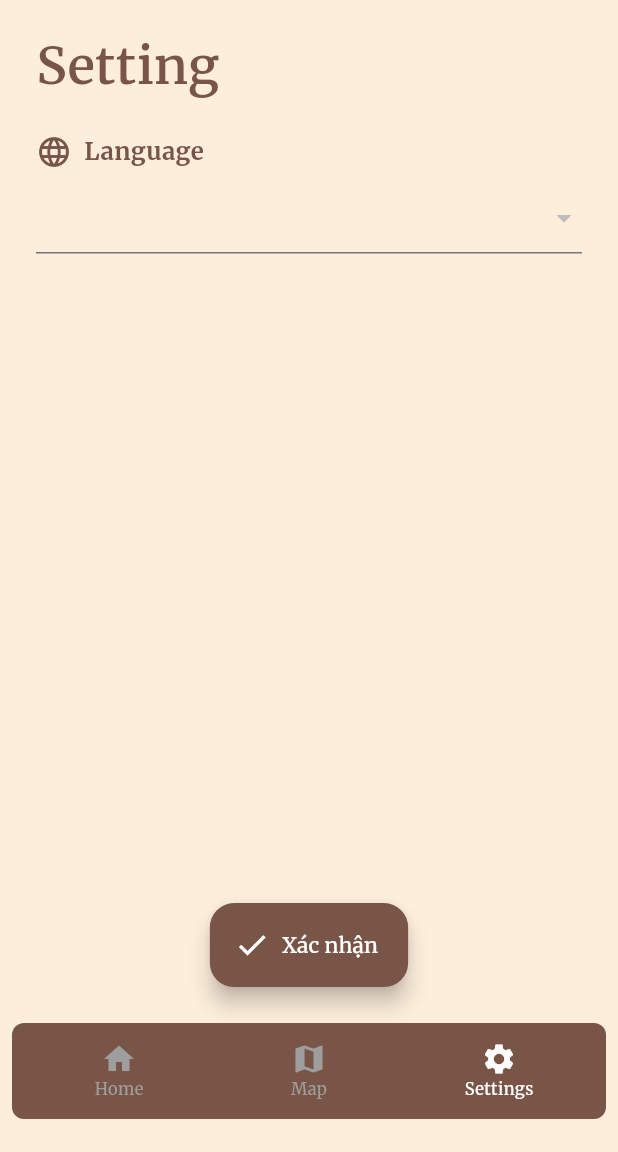
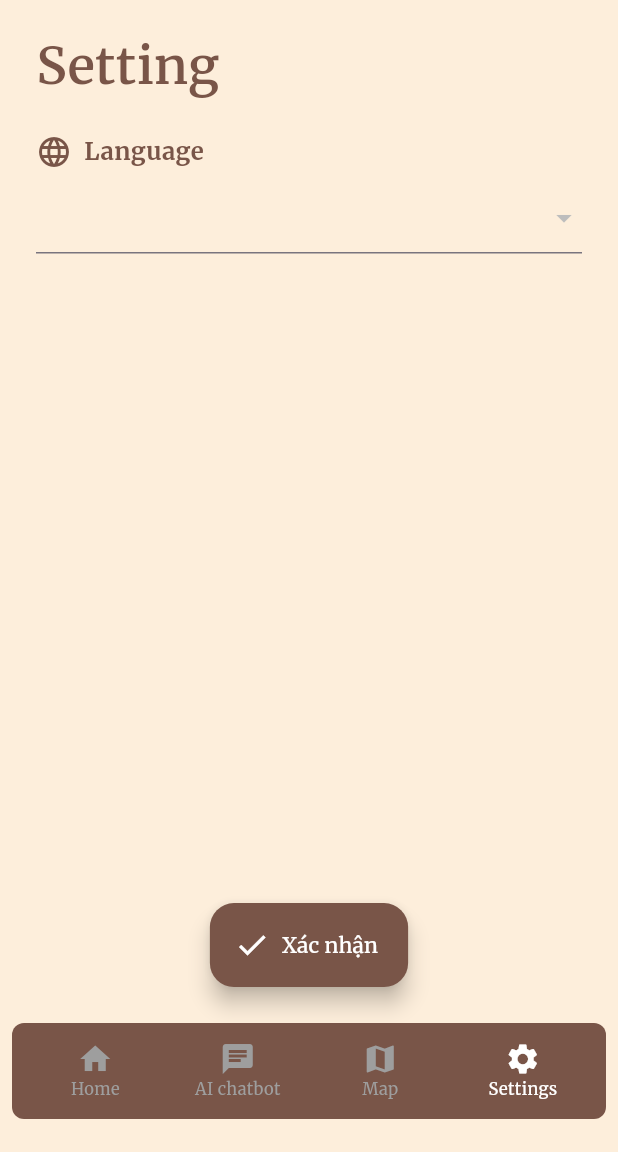
Before and after one commit to huongntt309/INT3414_20_HoaLoARDiscovery, a Flutter app: the SettingScreen screen opened by its route, on a phone screen of 412 x 824 dp, the part 84-1236 px from its top. Run offline on Flutter 3.47's test engine with Material 3 defaults, Android fonts, the phone set to English and light mode, and no system bars; drawn by our look-alikes of floating_bottom_navigation_bar; our stand-ins replace animate_do, animated_text_kit, carousel_slider, chewie, dots_indicator, google_fonts and 1 more; statements that could not run were skipped.

Commit message:
UI-nochatbot

```diff
--- a/lib/components/navbar_home.dart
+++ b/lib/components/navbar_home.dart
@@ -18,11 +18,13 @@ class CustomNavbar extends StatelessWidget {
             case 0:
               Navigator.pushReplacementNamed(context, '/home');
               break;
-
             case 1:
+              Navigator.pushReplacementNamed(context, '/ai-chatbot');
+              break;
+            case 2:
               Navigator.pushReplacementNamed(context, '/map');
               break;
-            case 2:
+            case 3:
               Navigator.pushReplacementNamed(context, '/setting');
               break;
             default:
@@ -38,6 +40,7 @@ class CustomNavbar extends StatelessWidget {
             currentIndex, // Sử dụng currentIndex để xác định tab nào được chọn
         items: [
           FloatingNavbarItem(icon: Icons.home, title: 'Home'),
+          FloatingNavbarItem(icon: Icons.chat, title: 'AI chatbot'),
           FloatingNavbarItem(icon: Icons.map, title: 'Map'),
           FloatingNavbarItem(icon: Icons.settings, title: 'Settings'),
         ],
--- a/lib/widgets/setting.dart
+++ b/lib/widgets/setting.dart
@@ -108,7 +108,7 @@ class _SettingScreenState extends State<SettingScreen> {
         ),
       ),
       extendBody: true,
-      bottomNavigationBar: const CustomNavbar(currentIndex: 2),
+      bottomNavigationBar: const CustomNavbar(currentIndex: 3),
       floatingActionButton: FloatingActionButton.extended(
         onPressed: _handleConfirmation,
         label: Text(
```
Also changed, not shown: lib/widgets/map.dart (+8 -8 lines).
